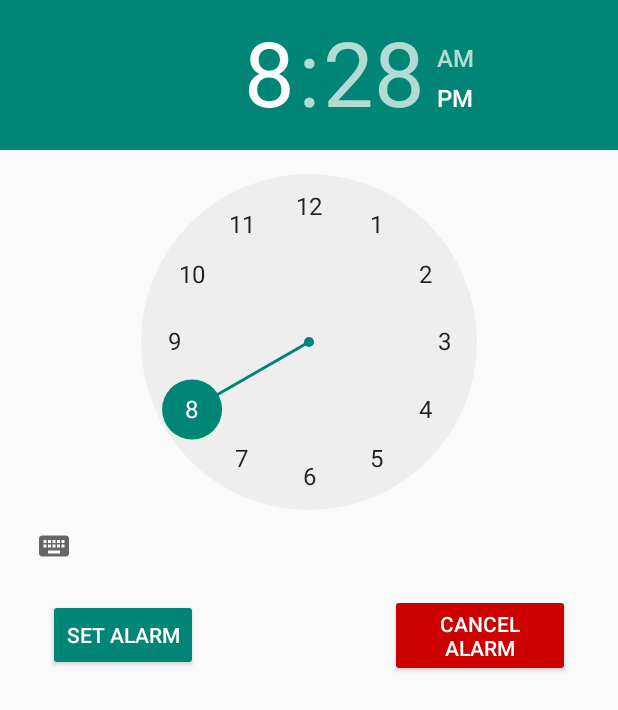
After one commit to Genesis0403/SimpleAlarmClock, an Android app: the layout alarm_fragment.xml on its own in the app's theme, with its tools: preview values and no code run, on a phone screen of 412 x 824 dp. The commit adds this screen. Shown: the top 710 px of the screen. Run offline under Robolectric (Android 15) with nearby library versions, the light colour scheme and no system bars.

Commit message:
MediaPlayer added. Design moved from activity_main.xml to alarm_fragment. AlarmFragment implementation.

```diff
--- a/app/src/main/java/com/epam/simplealarmclock/model/AlarmTime.kt
+++ b/app/src/main/java/com/epam/simplealarmclock/model/AlarmClock.kt
@@ -10,7 +10,8 @@ import kotlinx.android.parcel.Parcelize
  */
 
 @Parcelize
-data class AlarmTime(
+data class AlarmClock(
     val hour: Int,
-    val minute: Int
+    val minute: Int,
+    val ringtone: String?
 ) : Parcelable
--- a/app/src/main/java/com/epam/simplealarmclock/receivers/AlarmSetReceiver.kt
+++ b/app/src/main/java/com/epam/simplealarmclock/receivers/AlarmSetReceiver.kt
@@ -6,11 +6,9 @@ import android.content.BroadcastReceiver
 import android.content.Context
 import android.content.Intent
 import android.os.Build
-import android.util.Log
 import androidx.core.app.NotificationCompat
 import androidx.core.app.NotificationManagerCompat
 import com.epam.simplealarmclock.AlarmActivity
-import com.epam.simplealarmclock.model.AlarmTime
 import com.epam.simplealarmclock.R
 import com.epam.simplealarmclock.model.Alarm
 import java.lang.IllegalArgumentException
--- /dev/null
+++ b/app/src/main/res/drawable/ic_access_alarm_black_24dp.xml
@@ -0,0 +1,5 @@
+<vector android:height="24dp" android:tint="#EEEEEE"
+    android:viewportHeight="24.0" android:viewportWidth="24.0"
+    android:width="24dp" xmlns:android="http://schemas.android.com/apk/res/android">
+    <path android:fillColor="#FF000000" android:pathData="M22,5.72l-4.6,-3.86 -1.29,1.53 4.6,3.86L22,5.72zM7.88,3.39L6.6,1.86 2,5.71l1.29,1.53 4.59,-3.85zM12.5,8L11,8v6l4.75,2.85 0.75,-1.23 -4,-2.37L12.5,8zM12,4c-4.97,0 -9,4.03 -9,9s4.02,9 9,9c4.97,0 9,-4.03 9,-9s-4.03,-9 -9,-9zM12,20c-3.87,0 -7,-3.13 -7,-7s3.13,-7 7,-7 7,3.13 7,7 -3.13,7 -7,7z"/>
+</vector>
--- /dev/null
+++ b/app/src/main/res/layout/alarm_fragment.xml
@@ -0,0 +1,49 @@
+<?xml version="1.0" encoding="utf-8"?>
+<LinearLayout
+        xmlns:android="http://schemas.android.com/apk/res/android" xmlns:tools="http://schemas.android.com/tools"
+        android:id="@+id/alarmFragment"
+        android:layout_width="match_parent"
+        android:layout_height="match_parent"
+        android:orientation="vertical"
+        tools:menu="@menu/alarm_fragment_menu">
+
+    <TimePicker
+            android:id="@+id/alarmPicker"
+            android:layout_width="match_parent"
+            android:layout_height="wrap_content"
+            android:headerBackground="@color/colorPrimary"
+            android:numbersSelectorColor="@color/colorPrimary"
+    />
+
+    <LinearLayout
+            android:id="@+id/buttonsContainer"
+            android:layout_width="match_parent"
+            android:layout_height="wrap_content"
+            android:layout_marginTop="8dp"
+    >
+        <Button
+                android:id="@+id/setAlarmButton"
+                android:text="@string/set_alarm"
+                android:layout_marginStart="32dp"
+                android:layout_marginEnd="64dp"
+                android:layout_width="wrap_content"
+                android:layout_height="wrap_content"
+                style="@style/Widget.AppCompat.Button.Colored"
+                android:backgroundTint="@color/colorPrimary"
+                android:layout_gravity="center_vertical"
+        />
+
+        <Button
+                android:id="@+id/cancelButton"
+                android:text="@string/cancel_alarm"
+                android:layout_width="wrap_content"
+                android:layout_marginStart="64dp"
+                android:layout_marginEnd="32dp"
+                android:layout_height="wrap_content"
+                style="@style/Widget.AppCompat.Button.Colored"
+                android:backgroundTint="@android:color/holo_red_dark"
+                android:layout_gravity="center_vertical"
+        />
+    </LinearLayout>
+
+</LinearLayout>
--- /dev/null
+++ b/app/src/main/res/menu/alarm_fragment_menu.xml
@@ -0,0 +1,5 @@
+<?xml version="1.0" encoding="utf-8"?>
+<menu xmlns:android="http://schemas.android.com/apk/res/android">
+    <item android:title="@string/choose_ringtone"
+          android:id="@+id/chooseRingtone"/>
+</menu>
--- a/app/src/main/res/values/strings.xml
+++ b/app/src/main/res/values/strings.xml
@@ -6,4 +6,5 @@
     <string name="five_minutes_left">Five minutes or less left</string>
     <string name="alarm_set">Alarm clock has been set!</string>
     <string name="alarm_cancaled">Alarm clock has been canceled!</string>
+    <string name="choose_ringtone">Choose ringtone</string>
 </resources>
```
Also changed, not shown: app/src/main/java/com/epam/simplealarmclock/AlarmActivity.kt (+9 -0 lines), app/src/main/java/com/epam/simplealarmclock/AlarmFragment.kt (added, +100 -0 lines), app/src/main/java/com/epam/simplealarmclock/MainActivity.kt (+9 -21 lines), app/src/main/java/com/epam/simplealarmclock/model/Alarm.kt (+62 -26 lines), app/src/main/res/layout/activity_main.xml (+3 -42 lines), 1 other file.
